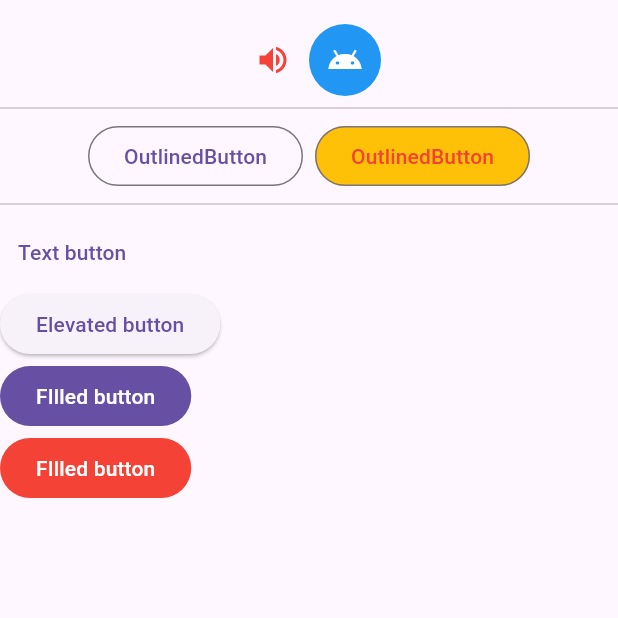
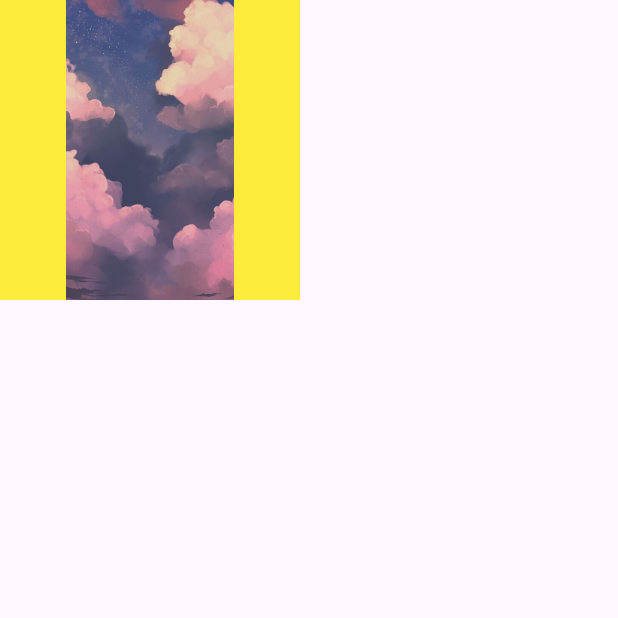
Before and after one commit to noobydev546/moblieapp, a Flutter app: the screen it shows after launch, on a phone screen of 412 x 824 dp, the top half of it. Run offline on Flutter 3.47's test engine with Material 3 defaults, Android fonts, the phone set to English and light mode, and no system bars.

Commit message:
Add images demo

```diff
--- a/lib/main.dart
+++ b/lib/main.dart
@@ -1,6 +1,6 @@
 import 'package:flutter/material.dart';
-import 'package:moblieapp/week06/button_demo.dart';
+import 'package:moblieapp/week06/images_demo.dart';
 
 void main() {
-  runApp(MaterialApp(home: ButtonDemo(), debugShowCheckedModeBanner: false));
+  runApp(MaterialApp(home: ImagesDemo(), debugShowCheckedModeBanner: false));
 }
--- /dev/null
+++ b/lib/week06/images_demo.dart
@@ -0,0 +1,23 @@
+import 'package:flutter/material.dart';
+
+class ImagesDemo extends StatelessWidget {
+  const ImagesDemo({super.key});
+
+  @override
+  Widget build(BuildContext context) {
+    return Scaffold(
+      body: SafeArea(
+        child: Container(
+          color: Colors.yellow,
+          width: 200,
+          height: 200,
+          // child: Image.network(
+          //   'https://i.pinimg.com/originals/2e/c6/b5/2ec6b5e14fe0cba0cb0aa5d2caeeccc6.jpg',
+          //   fit: BoxFit.cover,
+          // ),
+          child: Image.asset('assets/images/sky.jpg'),
+        ),
+      ),
+    );
+  }
+}
--- a/pubspec.yaml
+++ b/pubspec.yaml
@@ -58,8 +58,8 @@ flutter:
   uses-material-design: true
 
   # To add assets to your application, add an assets section, like this:
-  # assets:
-  #   - images/a_dot_burr.jpeg
+  assets:
+    - assets/images/sky.jpg
   #   - images/a_dot_ham.jpeg
 
   # An image asset can refer to one or more resolution-specific "variants", see
```
Also changed, not shown: assets/images/sky.jpg (added).
